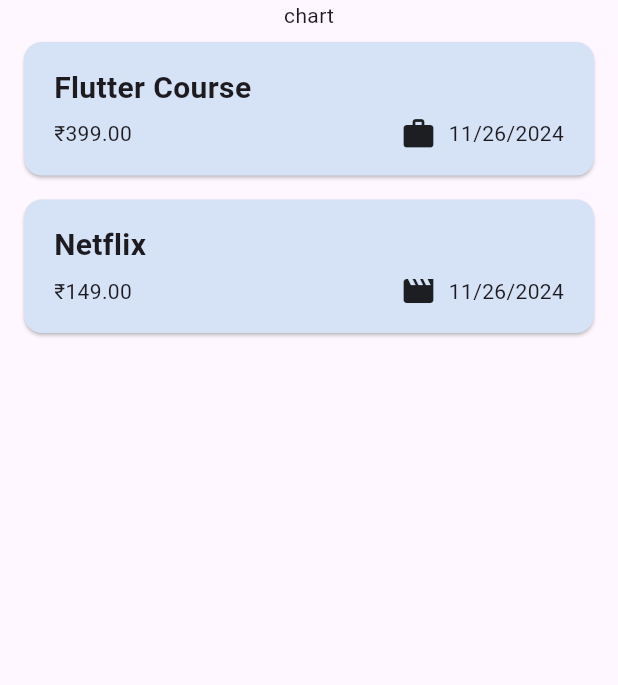
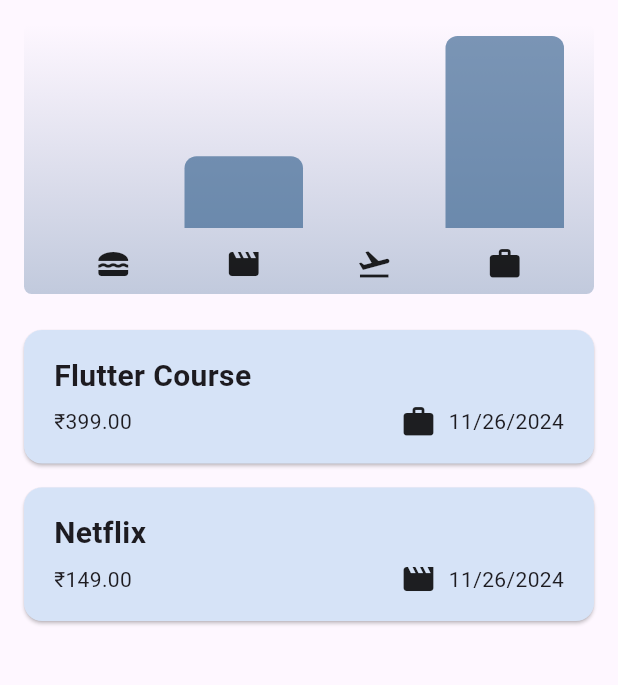
Before and after one commit to Prakhar11235/Expense-Tracker-App, a Flutter app: the screen it shows after launch, on a phone screen of 412 x 824 dp, the part 84-769 px from its top. Run offline on Flutter 3.47's test engine with Material 3 defaults, Android fonts, the phone set to English and light mode, and no system bars.

Commit message:
added graph

```diff
--- a/lib/models/expense.dart
+++ b/lib/models/expense.dart
@@ -32,3 +32,26 @@ class Expense {
     return formatter.format(date);
   }
 }
+
+class ExpenseBucket {
+  ExpenseBucket({
+    required this.category,
+    required this.expenses,
+  });
+
+  ExpenseBucket.forCategory(List<Expense> allExpenses, this.category)
+      : expenses = allExpenses
+            .where((expense) => expense.category == category)
+            .toList();
+
+  final Category category;
+  final List<Expense> expenses;
+
+  double get totalExpenses {
+    double sum = 0;
+    for (final expense in expenses) {
+      sum += expense.amount;
+    }
+    return sum;
+  }
+}
--- /dev/null
+++ b/lib/widgets/Chart/chart.dart
@@ -0,0 +1,82 @@
+import 'package:Kharcha/widgets/Chart/chart_bar.dart';
+import 'package:flutter/material.dart';
+
+import '../../models/expense.dart';
+
+class Chart extends StatelessWidget {
+  const Chart({super.key, required this.expenses});
+  final List<Expense> expenses;
+  List<ExpenseBucket> get buckets {
+    return [
+      ExpenseBucket.forCategory(expenses, Category.food),
+      ExpenseBucket.forCategory(expenses, Category.leisure),
+      ExpenseBucket.forCategory(expenses, Category.travel),
+      ExpenseBucket.forCategory(expenses, Category.work),
+    ];
+  }
+
+  double get maxTotalExpense {
+    double maxTotalExpense = 0;
+    for (final bucket in buckets) {
+      if (bucket.totalExpenses > maxTotalExpense) {
+        maxTotalExpense = bucket.totalExpenses;
+      }
+    }
+    return maxTotalExpense;
+  }
+
+  @override
+  Widget build(BuildContext context) {
+    return Container(
+      margin: const EdgeInsets.all(16),
+      padding: const EdgeInsets.symmetric(vertical: 8, horizontal: 16),
+      width: double.infinity,
+      height: 180,
+      decoration: BoxDecoration(
+        borderRadius: BorderRadius.circular(5),
+        gradient: LinearGradient(
+          colors: [
+            Theme.of(context).colorScheme.primary.withOpacity(0.3),
+            Theme.of(context).colorScheme.primary.withOpacity(0.0),
+          ],
+          begin: Alignment.bottomCenter,
+          end: Alignment.topCenter,
+        ),
+      ),
+      child: Column(
+        children: [
+          Expanded(
+            child: Row(
+              crossAxisAlignment: CrossAxisAlignment.end,
+              children: [
+                for (final bucket in buckets)
+                  ChartBar(
+                    fill: bucket.totalExpenses == 0
+                        ? 0
+                        : bucket.totalExpenses / maxTotalExpense,
+                  ),
+              ],
+            ),
+          ),
+          const SizedBox(
+            height: 12,
+          ),
+          Row(
+            children: buckets
+                .map(
+                  (bucket) => Expanded(
+                    child: Padding(
+                      padding: const EdgeInsets.symmetric(horizontal: 4),
+                      child: Icon(
+                        categoryIcons[bucket.category],
+                      ),
+                    ),
+                  ),
+                )
+                .toList(),
+          ),
+        ],
+      ),
+    );
+  }
+}
--- /dev/null
+++ b/lib/widgets/Chart/chart_bar.dart
@@ -0,0 +1,34 @@
+import 'package:flutter/material.dart';
+
+class ChartBar extends StatelessWidget {
+  const ChartBar({
+    super.key,
+    required this.fill,
+  });
+
+  final double fill;
+
+  @override
+  Widget build(BuildContext context) {
+    final isDarkMode =
+        MediaQuery.of(context).platformBrightness == Brightness.dark;
+    return Expanded(
+      child: Padding(
+        padding: const EdgeInsets.symmetric(horizontal: 4),
+        child: FractionallySizedBox(
+          heightFactor: fill,
+          child: DecoratedBox(
+            decoration: BoxDecoration(
+              shape: BoxShape.rectangle,
+              borderRadius:
+                  const BorderRadius.vertical(top: Radius.circular(8)),
+              color: isDarkMode
+                  ? Theme.of(context).colorScheme.secondary
+                  : Theme.of(context).colorScheme.primary.withOpacity(0.65),
+            ),
+          ),
+        ),
+      ),
+    );
+  }
+}
--- a/lib/widgets/expenses.dart
+++ b/lib/widgets/expenses.dart
@@ -1,4 +1,5 @@
 import 'package:Kharcha/models/expense.dart';
+import 'package:Kharcha/widgets/Chart/chart.dart';
 import 'package:Kharcha/widgets/expenses_list/expenses_list.dart';
 import 'package:Kharcha/widgets/new_expense.dart';
 
@@ -89,7 +90,7 @@ class _ExpensesState extends State<Expenses> {
         ),
         body: Column(
           children: [
-            const Text('chart'),
+            Chart(expenses: _registeredExpenses),
             Expanded(
               child: mainContent,
             ),
```
